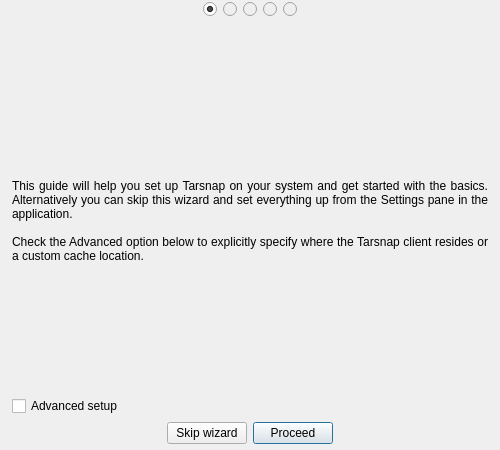
First picture: the form in forms/setupdialog.ui, repository Tarsnap/tarsnap-gui, before the edit.
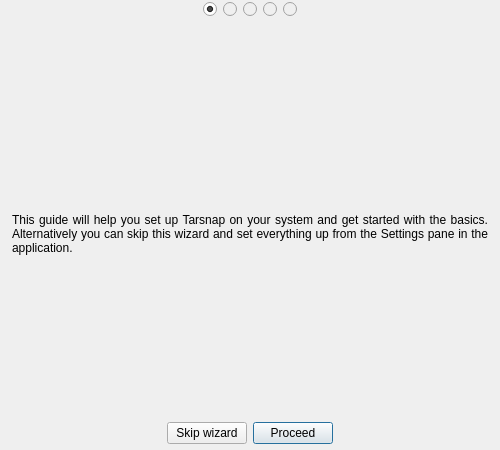
Second picture: the form after the edit. Icons and pictures are not drawn.

Commit message: setup: always enter "command-line utilities" page

Diff of the .ui file:
```diff
--- a/forms/setupdialog.ui
+++ b/forms/setupdialog.ui
@@ -224,9 +224,7 @@
        <item>
         <widget class="QLabel" name="welcomePageInfoLabel">
          <property name="text">
-          <string>This guide will help you set up Tarsnap on your system and get started with the basics. Alternatively you can skip this wizard and set everything up from the Settings pane in the application.
-
-Check the Advanced option below to explicitly specify where the Tarsnap client resides or a custom cache location.</string>
+          <string>This guide will help you set up Tarsnap on your system and get started with the basics. Alternatively you can skip this wizard and set everything up from the Settings pane in the application.</string>
          </property>
          <property name="alignment">
           <set>Qt::AlignJustify|Qt::AlignVCenter</set>
@@ -252,16 +250,6 @@
          </property>
         </spacer>
        </item>
-       <item alignment="Qt::AlignBottom">
-        <widget class="QCheckBox" name="advancedSetupCheckBox">
-         <property name="toolTip">
-          <string>Allows you to customize settings such as where the Tarsnap command line client resides or a custom Tarsnap cache location</string>
-         </property>
-         <property name="text">
-          <string>Advanced setup</string>
-         </property>
-        </widget>
-       </item>
        <item alignment="Qt::AlignBottom">
         <widget class="QWidget" name="buttonBox" native="true">
          <layout class="QHBoxLayout" name="horizontalLayout">
```
Left out of the diff: 1 changed line with no effect on the pictures. The commit also changes 1 other file.
